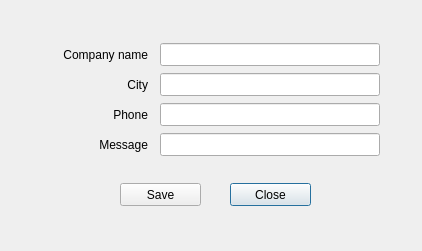
This is src/billsettings.ui in thamizha/angadi as Qt 5 draws it before an edit. The edited form follows.
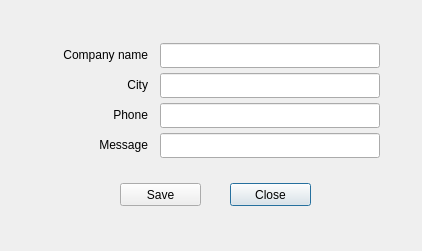
This is the edited form.

Diff of the .ui file:
```diff
--- a/src/billsettings.ui
+++ b/src/billsettings.ui
@@ -30,7 +30,7 @@
      <x>160</x>
      <y>103</y>
      <width>220</width>
-     <height>23</height>
+     <height>25</height>
     </rect>
    </property>
   </widget>
@@ -40,7 +40,7 @@
      <x>160</x>
      <y>43</y>
      <width>220</width>
-     <height>23</height>
+     <height>25</height>
     </rect>
    </property>
   </widget>
@@ -50,7 +50,7 @@
      <x>160</x>
      <y>73</y>
      <width>220</width>
-     <height>23</height>
+     <height>25</height>
     </rect>
    </property>
   </widget>
@@ -134,7 +134,7 @@
      <x>160</x>
      <y>133</y>
      <width>220</width>
-     <height>23</height>
+     <height>25</height>
     </rect>
    </property>
   </widget>
```
